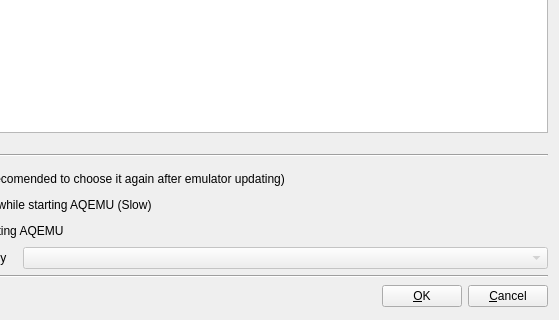
The window that src/Emulator_Options_Window.ui (tobimensch/aqemu) describes before a commit, drawn with Qt 5; both pictures show x 262 to 821 and y 321 to 641 of the 821 by 641 pixel window.
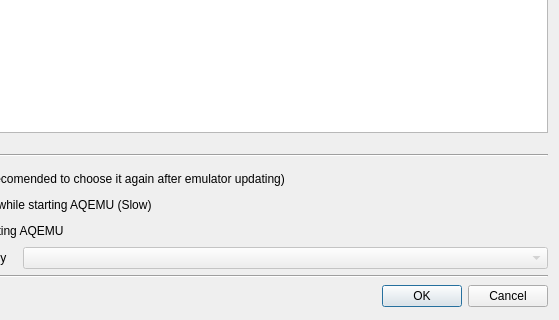
The same window after the commit. Icons and pictures are not drawn. Custom widgets are drawn as their Qt base class.

What changed in the file:
```diff
--- a/src/Emulator_Options_Window.ui
+++ b/src/Emulator_Options_Window.ui
@@ -401,24 +401,9 @@
       </spacer>
      </item>
      <item>
-      <widget class="QPushButton" name="Button_OK">
-       <property name="text">
-        <string>&amp;OK</string>
-       </property>
-       <property name="icon">
-        <iconset resource="../resources/icons.qrc">
-         <normaloff>:/ok.png</normaloff>:/ok.png</iconset>
-       </property>
-      </widget>
-     </item>
-     <item>
-      <widget class="QPushButton" name="Button_Cancel">
-       <property name="text">
-        <string>&amp;Cancel</string>
-       </property>
-       <property name="icon">
-        <iconset resource="../resources/icons.qrc">
-         <normaloff>:/cancel.png</normaloff>:/cancel.png</iconset>
+      <widget class="Dialog_Button_Box" name="buttonBox">
+       <property name="standardButtons">
+        <set>QDialogButtonBox::Cancel|QDialogButtonBox::Ok</set>
        </property>
       </widget>
      </item>
@@ -426,6 +411,13 @@
    </item>
   </layout>
  </widget>
+ <customwidgets>
+  <customwidget>
+   <class>Dialog_Button_Box</class>
+   <extends>QDialogButtonBox</extends>
+   <header>Dialog_Button_Box.h</header>
+  </customwidget>
+ </customwidgets>
  <tabstops>
   <tabstop>Edit_Name</tabstop>
   <tabstop>Edit_Path_to_Dir</tabstop>
```
Left out of the diff: 63 changed lines with no effect on the pictures.
